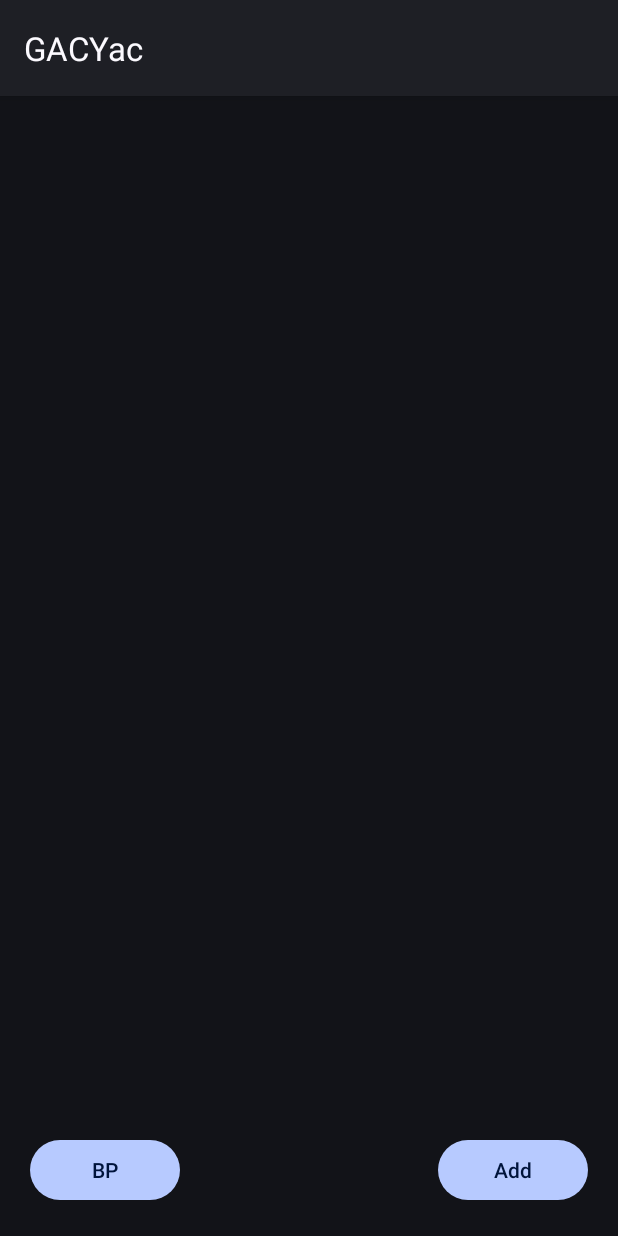
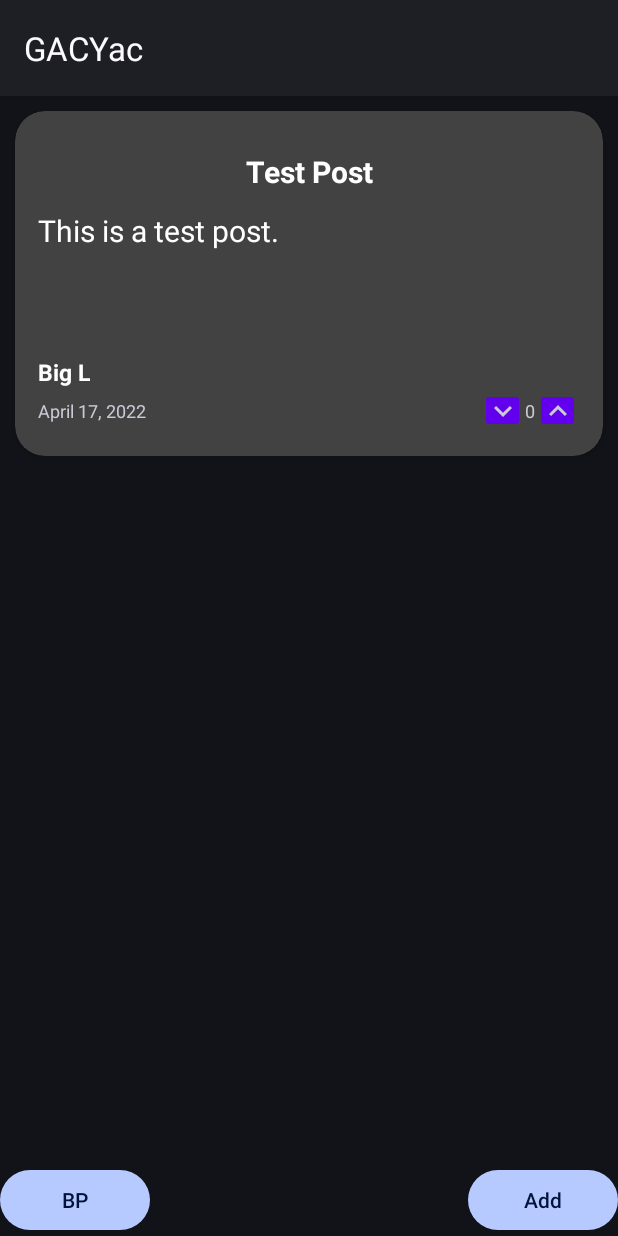
Before and after one commit to GAC-Yac/GACYac, an Android app: the screen it shows after launch (MainActivity), on a phone screen of 412 x 824 dp. Run offline under Robolectric (Android 15) with nearby library versions, the phone set to English and light mode, and no system bars; our stand-ins replace Firebase (no records; nobody signed in at launch, a user with empty details on screens opened directly).

Commit message:
makes a local test post object

```diff
--- a/app/build.gradle
+++ b/app/build.gradle
@@ -28,6 +28,10 @@ android {
         versionName "1.0"
 
         testInstrumentationRunner "androidx.test.runner.AndroidJUnitRunner"
+    }
+
+    buildFeatures{
+        viewBinding = true
     }
 
     buildTypes {
--- a/app/src/main/java/com/example/gacyac/MainActivity.kt
+++ b/app/src/main/java/com/example/gacyac/MainActivity.kt
@@ -14,13 +14,28 @@ import com.google.firebase.database.ktx.getValue
 import com.google.firebase.firestore.ktx.firestore
 import com.google.firebase.ktx.Firebase
 import android.content.Intent
+import android.widget.GridLayout
+import androidx.recyclerview.widget.GridLayoutManager
+import com.example.gacyac.databinding.ActivityMainBinding
+import com.example.gacyac.databinding.PostItemBinding
 
 class MainActivity : AppCompatActivity() {
     private lateinit var titleButton: Button
     private lateinit var editTitle: EditText
+    private lateinit var binding: ActivityMainBinding
+    private lateinit var postItem: Post
+
     override fun onCreate(savedInstanceState: Bundle?) {
         super.onCreate(savedInstanceState)
-        setContentView(R.layout.activity_main)
+        binding = ActivityMainBinding.inflate(layoutInflater)
+        setContentView(binding.root)
+
+        binding.postRecyclerView.apply{
+            layoutManager = GridLayoutManager(applicationContext, 1)
+            adapter = PostAdapter(postList)
+        }
+
+        //setContentView(R.layout.activity_main)
         //titleButton = findViewById(R.id.post_title)
 
         val database = Firebase.firestore
@@ -47,12 +62,40 @@ class MainActivity : AppCompatActivity() {
         //clicking title opens up activity for the post
         //}
 
+
+        // Displaying Posts
+        fillWithPosts()
+        val mainActivity = this
+
+        // Button Functionality
         var addButton: Button = findViewById(R.id.btnAddPost)
 
         addButton.setOnClickListener {
             val intent = CreatePost.newIntent(this)
             startActivity(intent)
         }
+
+        var bpButton: Button = findViewById(R.id.btnBonusPoints)
+
+        /*bpButton.setOnClickListener{
+            postList.clear()
+        }*/
+
+    }
+
+    private fun fillWithPosts() {
+        /*for(){
+            // for each post instance in the database, make a Post object and fill it with the contents from each database post
+            val post = Post()
+        }*/
+        val testPost = Post(
+            "Test Post",
+            "This is a test post.",
+            0,
+            "Big L",
+            "April 17, 2022")
+
+        postList.add(testPost)
     }
 
 }
--- a/app/src/main/java/com/example/gacyac/Post.kt
+++ b/app/src/main/java/com/example/gacyac/Post.kt
@@ -1,7 +1,12 @@
 package com.example.gacyac
 
-data class Post(
+var postList = mutableListOf<Post>()
+
+class Post(
     var title: String,
     var text: String,
-    var karma: Int
+    var bonuspoints: Int,
+    var username: String,
+    var time: String,
+    var id: Int? = postList.size
 )
--- /dev/null
+++ b/app/src/main/java/com/example/gacyac/PostAdapter.kt
@@ -0,0 +1,21 @@
+package com.example.gacyac
+
+import android.view.LayoutInflater
+import android.view.ViewGroup
+import androidx.recyclerview.widget.RecyclerView
+import com.example.gacyac.databinding.PostItemBinding
+
+class PostAdapter(private val posts: List<Post>): RecyclerView.Adapter<PostViewHolder>() {
+    override fun onCreateViewHolder(parent: ViewGroup, viewType: Int): PostViewHolder {
+        val from = LayoutInflater.from(parent.context)
+        val binding = PostItemBinding.inflate(from, parent, false)
+        return PostViewHolder(binding)
+    }
+
+    override fun onBindViewHolder(holder: PostViewHolder, position: Int) {
+        holder.bindPost(posts[position])
+    }
+
+    override fun getItemCount(): Int = posts.size
+
+}
--- /dev/null
+++ b/app/src/main/java/com/example/gacyac/PostViewHolder.kt
@@ -0,0 +1,14 @@
+package com.example.gacyac
+
+import androidx.recyclerview.widget.RecyclerView
+import com.example.gacyac.databinding.PostItemBinding
+
+class PostViewHolder(private val postBinding: PostItemBinding):RecyclerView.ViewHolder(postBinding.root) {
+    fun bindPost(post: Post){
+        postBinding.postTitle.text = post.title
+        postBinding.postText.text = post.text
+        postBinding.postCreator.text = post.username
+        postBinding.tcPlaceholder.text = post.time
+        postBinding.bpPlaceholder.text = post.bonuspoints.toString()
+    }
+}
--- a/app/src/main/java/com/example/gacyac/create_post.kt
+++ b/app/src/main/java/com/example/gacyac/create_post.kt
@@ -60,6 +60,7 @@ class CreatePost : AppCompatActivity() {
 
         saveButton.setOnClickListener {
             saveToDatabase()
+            finish()
         }
     }
 
--- a/app/src/main/res/layout/activity_main.xml
+++ b/app/src/main/res/layout/activity_main.xml
@@ -8,7 +8,7 @@
     tools:context=".MainActivity">
 
     <androidx.recyclerview.widget.RecyclerView
-        android:id="@+id/recyclerView"
+        android:id="@+id/postRecyclerView"
         android:layout_width="match_parent"
         android:layout_height="0dp"
         app:layout_constraintBottom_toTopOf="@id/btnBonusPoints"
--- a/app/src/main/res/layout/post_item.xml
+++ b/app/src/main/res/layout/post_item.xml
@@ -7,11 +7,13 @@
     android:layout_height="wrap_content">
 
     <androidx.cardview.widget.CardView
+        android:id="@+id/postCard"
         android:layout_width="match_parent"
         android:layout_height="match_parent"
         app:cardCornerRadius="20dp"
         android:layout_margin="10dp"
-        android:clickable="true">
+        android:clickable="true"
+        android:focusable="true">
 
         <LinearLayout
             android:layout_width="match_parent"
@@ -20,6 +22,7 @@
             android:layout_margin="15sp">
 
             <TextView
+                android:id="@+id/postTitle"
                 android:layout_width="match_parent"
                 android:layout_height="match_parent"
                 android:gravity="center"
@@ -31,6 +34,7 @@
                 />
 
             <TextView
+                android:id="@+id/postText"
                 android:layout_width="match_parent"
                 android:layout_height="wrap_content"
                 android:text="@string/post_text_placeholder"
@@ -39,6 +43,7 @@
                 android:lines="4"
             />
             <TextView
+                android:id="@+id/postCreator"
                 android:layout_width="wrap_content"
                 android:layout_height="match_parent"
                 android:gravity="center"
@@ -61,7 +66,7 @@
                     android:textSize="12sp"
                     app:layout_constraintBottom_toBottomOf="parent"
                     app:layout_constraintStart_toStartOf="parent"
-                    app:layout_constraintTop_toTopOf="parent"></TextView>
+                    app:layout_constraintTop_toTopOf="parent" />
 
                 <TextView
                     android:id="@+id/bp_placeholder"
@@ -71,7 +76,7 @@
                     android:textSize="12sp"
                     app:layout_constraintBottom_toBottomOf="parent"
                     app:layout_constraintEnd_toStartOf="@id/fax_placeholder"
-                    app:layout_constraintTop_toTopOf="parent"></TextView>
+                    app:layout_constraintTop_toTopOf="parent" />
 
                 <ImageButton
                     android:id="@+id/fax_placeholder"
--- a/app/src/main/res/values/strings.xml
+++ b/app/src/main/res/values/strings.xml
@@ -12,4 +12,5 @@
     <string name="bonus_points_placeholder">Bonus Points</string>
     <string name="fax">Fax</string>
     <string name="cap">Cap</string>
+    <string name="comments_header">Comments</string>
 </resources>
--- a/build.gradle
+++ b/build.gradle
@@ -2,7 +2,7 @@
 plugins {
     id 'com.android.application' version '7.1.0' apply false
     id 'com.android.library' version '7.1.0' apply false
-    id 'org.jetbrains.kotlin.android' version '1.6.10' apply false
+    id 'org.jetbrains.kotlin.android' version '1.6.20' apply false
 }
 
 task clean(type: Delete) {
```
Also changed, not shown: app/src/main/AndroidManifest.xml (+5 -2 lines), app/src/main/java/com/example/gacyac/PostDetails.kt (added, +11 -0 lines), app/src/main/res/layout/activity_post_details.xml (added, +112 -0 lines).
